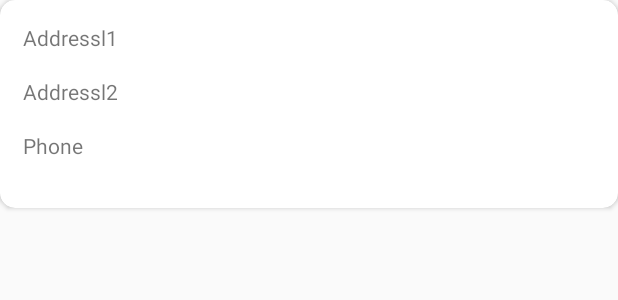
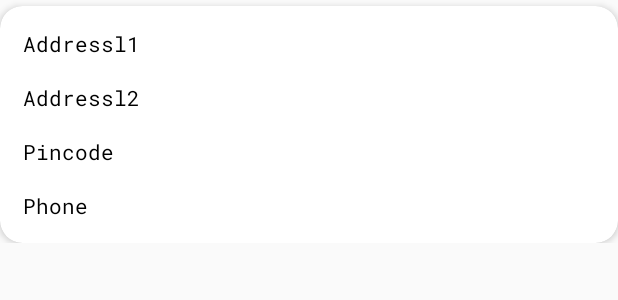
Before and after one commit to kaushikpuka1998/restaurant_app, an Android app: the layout address_single_layout.xml on its own in the app's theme, with its tools: preview values and no code run, on a phone screen of 412 x 824 dp. Shown: the top 300 px of the screen. Run offline under Robolectric (Android 15) with nearby library versions, the phone set to English and light mode, and no system bars; Roboto replaces fonts that are not available here.

Commit message:
Address Details Added

```diff
--- a/app/src/main/res/layout/address_single_layout.xml
+++ b/app/src/main/res/layout/address_single_layout.xml
@@ -1,39 +1,59 @@
 <?xml version="1.0" encoding="utf-8"?>
 <RelativeLayout xmlns:android="http://schemas.android.com/apk/res/android"
-    android:layout_width="match_parent"
-    android:layout_height="match_parent"
+    android:layout_width="wrap_content"
+    android:layout_height="wrap_content"
     xmlns:app="http://schemas.android.com/apk/res-auto">
-
     <androidx.cardview.widget.CardView
         android:layout_width="match_parent"
         android:layout_height="wrap_content"
-        app:cardCornerRadius="10dp">
+        app:cardCornerRadius="15dp"
+        app:cardElevation="3dp"
+        android:layout_marginTop="4dp">
         <RelativeLayout
-                android:layout_width="match_parent"
+            android:layout_width="wrap_content"
             android:layout_height="wrap_content"
             android:padding="15dp">
+
+
             <TextView
                 android:id="@+id/addf"
                 android:layout_width="wrap_content"
                 android:layout_height="36dp"
+                android:textColor="@color/Black"
+                android:fontFamily="@font/roboto_mono"
                 android:text="Addressl1" />
 
             <TextView
                 android:id="@+id/adds"
                 android:layout_width="wrap_content"
-                    android:layout_height="36dp"
+                android:layout_height="wrap_content"
                 android:layout_marginTop="36dp"
-                    android:text="Addressl2" />
+                android:text="Addressl2"
+                android:textColor="@color/Black"
+                android:fontFamily="@font/roboto_mono"
+                />
+
+            <TextView
+                android:id="@+id/pind"
+                android:layout_width="wrap_content"
+                android:layout_height="wrap_content"
+                android:layout_marginTop="72dp"
+                android:textColor="@color/Black"
+                android:fontFamily="@font/roboto_mono"
+                android:text="Pincode" />
 
             <TextView
                 android:id="@+id/phnview"
                 android:layout_width="wrap_content"
-                    android:layout_height="36dp"
-                    android:layout_marginTop="72dp"
+                android:layout_height="wrap_content"
+                android:textColor="@color/Black"
+                android:fontFamily="@font/roboto_mono"
+                android:layout_marginTop="108dp"
                 android:text="Phone" />
+
         </RelativeLayout>
+    </androidx.cardview.widget.CardView>
 
 
-    </androidx.cardview.widget.CardView>
 
 </RelativeLayout>
```
Also changed, not shown: app/src/main/java/com/example/resturent_app/AddressActivity.java (+49 -29 lines), app/src/main/java/com/example/resturent_app/AlladdressRecycleradapter.java (added, +53 -0 lines), app/src/main/res/layout/activity_address.xml (+19 -14 lines), app/src/main/res/layout/activity_order.xml (+4 -3 lines), app/src/main/res/drawable-hdpi/addaddre.png (added), app/src/main/res/drawable-mdpi/addaddre.png (added), app/src/main/res/drawable-xhdpi/addaddre.png (added), app/src/main/res/drawable-xxhdpi/addaddre.png (added), app/src/main/res/drawable-xxxhdpi/addaddre.png (added). Lines whose indentation alone changed are shown as unchanged.
